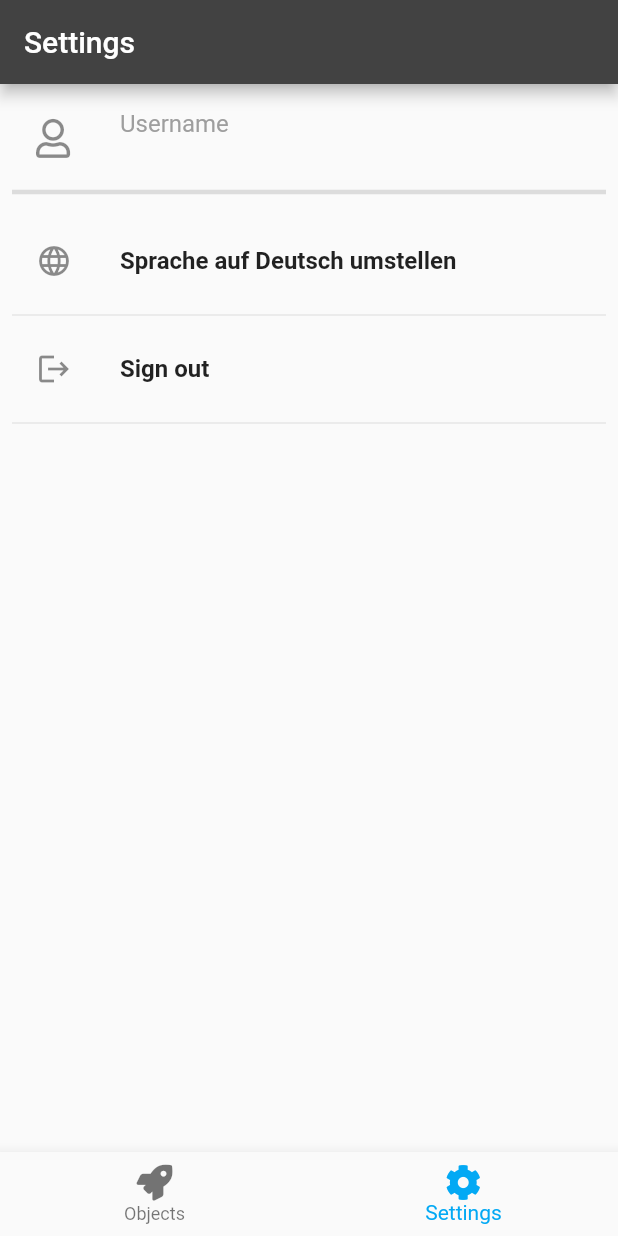
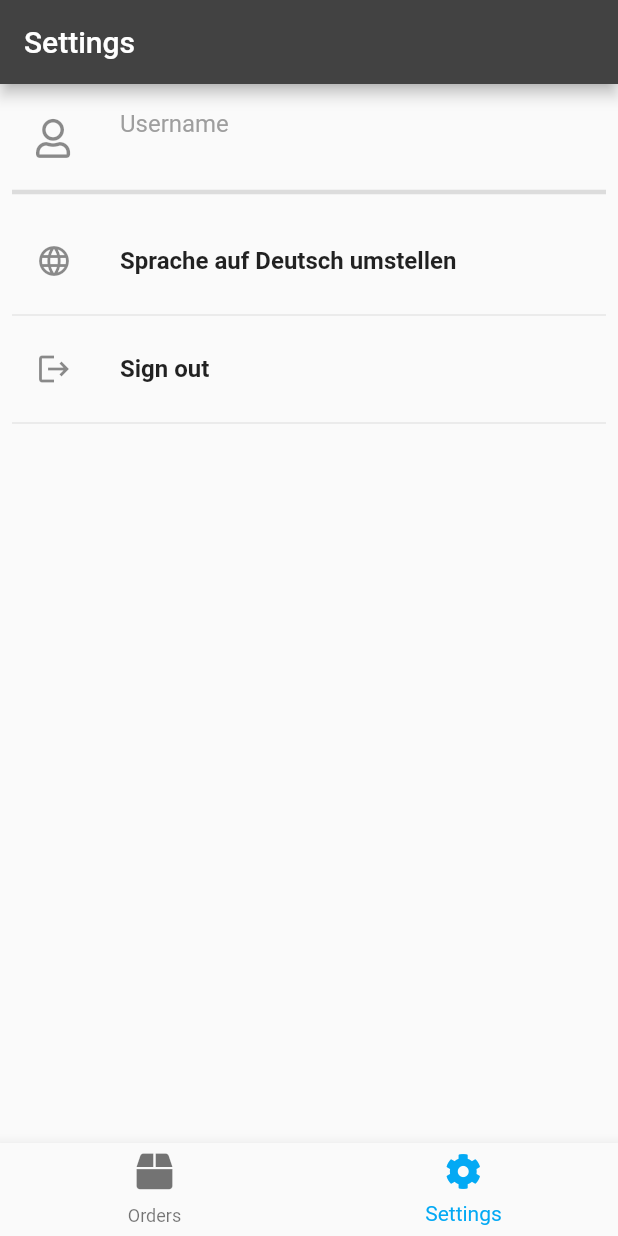
Before and after one commit to githussein/logistik_tracking, a Flutter app: the BottomNavBar screen opened by its route, item 2 of the bottom bar chosen, on a phone screen of 412 x 824 dp. Run offline on Flutter 3.47's test engine with Material 2 defaults, Android fonts, the light colour scheme and no system bars; our stand-ins replace font_awesome_flutter, shared_preferences; accounts and stored records are empty; generated files the repository leaves out were written again; network calls fail.

Commit message:
RP-1168 Shows a list of objects with label "Order"

```diff
--- a/lib/l10n/app_de.arb
+++ b/lib/l10n/app_de.arb
@@ -11,8 +11,11 @@
     "baseUrlUpdated": "wird derzeit verwendet",
     "home": "Home",
     "objects": "Objekte",
+    "orders": "Aufträge",
     "labels": "Labels",
     "settings": "Einstellungen",
     "switchLanguage": "Switch language to English",
-    "signOut": "Ausloggen"
+    "signOut": "Ausloggen",
+    "orderId": "Auftrags ID",
+    "location": "Standort"
 }
--- a/lib/main.dart
+++ b/lib/main.dart
@@ -4,7 +4,7 @@ import 'package:flutter_gen/gen_l10n/app_localizations.dart';
 import 'screens/signin_screen.dart';
 import 'screens/bottom_nav_bar.dart';
 import 'screens/home_screen.dart';
-import 'screens/objects_screen.dart';
+import 'screens/orders_screen.dart';
 import 'screens/settings_screen.dart';
 import 'providers/auth.dart';
 import 'providers/objects.dart';
@@ -40,7 +40,7 @@ class DemoMobileApp extends StatelessWidget {
               SigninScreen.routeName: (context) => const SigninScreen(),
               BottomNavBar.routeName: (context) => const BottomNavBar(),
               HomeScreen.routeName: (context) => const HomeScreen(),
-              ObjectsScreen.routeName: (context) => const ObjectsScreen(),
+              OrdersScreen.routeName: (context) => const OrdersScreen(),
               SettingsScreen.routeName: (context) => const SettingsScreen(),
             },
             home: const SigninScreen(),
--- a/lib/models/object.dart
+++ b/lib/models/object.dart
@@ -1,6 +1,15 @@
 class Object {
   final int id;
-  String name;
+  final String name;
+  final String trackingId;
+  final String location;
+  final DateTime locationEnterTimestamp;
 
-  Object({required this.id, this.name = ''});
+  Object({
+    required this.id,
+    required this.name,
+    required this.trackingId,
+    required this.location,
+    required this.locationEnterTimestamp,
+  });
 }
--- a/lib/screens/bottom_nav_bar.dart
+++ b/lib/screens/bottom_nav_bar.dart
@@ -1,7 +1,7 @@
 import 'package:flutter/material.dart';
 import 'package:flutter_gen/gen_l10n/app_localizations.dart';
 import 'package:font_awesome_flutter/font_awesome_flutter.dart';
-import 'objects_screen.dart';
+import 'orders_screen.dart';
 import 'settings_screen.dart';
 
 class BottomNavBar extends StatefulWidget {
@@ -14,13 +14,13 @@ class BottomNavBar extends StatefulWidget {
 }
 
 class _BottomNavBarState extends State<BottomNavBar> {
-  String _currentPage = 'Objects';
+  String _currentPage = 'Orders';
   int _selectedIndex = 0;
 
-  List<String> pageKeys = ['Objects', 'Settings'];
+  List<String> pageKeys = ['Orders', 'Settings'];
 
   final Map<String, GlobalKey<NavigatorState>> _navigatorKeys = {
-    'Objects': GlobalKey<NavigatorState>(),
+    'Orders': GlobalKey<NavigatorState>(),
     'Settings': GlobalKey<NavigatorState>(),
   };
 
@@ -39,11 +39,17 @@ class _BottomNavBarState extends State<BottomNavBar> {
   Widget build(BuildContext context) {
     final List<BottomNavigationBarItem> _items = [
       BottomNavigationBarItem(
-        icon: const FaIcon(FontAwesomeIcons.rocket),
-        label: AppLocalizations.of(context)!.objects,
+        icon: const Padding(
+          padding: EdgeInsets.only(bottom: 8),
+          child: FaIcon(FontAwesomeIcons.box),
+        ),
+        label: AppLocalizations.of(context)!.orders,
       ),
       BottomNavigationBarItem(
-        icon: const FaIcon(FontAwesomeIcons.cog),
+        icon: const Padding(
+          padding: EdgeInsets.only(bottom: 8),
+          child: FaIcon(FontAwesomeIcons.cog),
+        ),
         label: AppLocalizations.of(context)!.settings,
       ),
     ];
@@ -52,8 +58,8 @@ class _BottomNavBarState extends State<BottomNavBar> {
         final isFirstRouteInCurrentTab =
             !await _navigatorKeys[_selectedIndex]!.currentState!.maybePop();
         if (isFirstRouteInCurrentTab) {
-          if (_currentPage != 'Objects') {
-            _selectTab('Objects', 0);
+          if (_currentPage != 'Orders') {
+            _selectTab('Orders', 0);
             return false;
           }
         }
@@ -62,7 +68,7 @@ class _BottomNavBarState extends State<BottomNavBar> {
       child: Scaffold(
         body: Stack(
           children: [
-            _buildOffstageNavigator('Objects'),
+            _buildOffstageNavigator('Orders'),
             _buildOffstageNavigator('Settings'),
           ],
         ),
@@ -96,7 +102,7 @@ class TabNavigator extends StatelessWidget {
 
   @override
   Widget build(BuildContext context) {
-    Widget child = const ObjectsScreen();
+    Widget child = const OrdersScreen();
     if (tabItem == 'Settings') {
       child = const SettingsScreen();
     }
--- a/lib/widgets/feature_item_widget.dart
+++ b/lib/widgets/feature_item_widget.dart
@@ -1,6 +1,6 @@
 import 'package:flutter/material.dart';
 import 'package:font_awesome_flutter/font_awesome_flutter.dart';
-import '../screens/objects_screen.dart';
+import '../screens/orders_screen.dart';
 
 class FeatureItem extends StatelessWidget {
   const FeatureItem({Key? key, required this.title, required this.icon})
@@ -26,7 +26,7 @@ class FeatureItem extends StatelessWidget {
           switch (title) {
             case 'Objects':
               Navigator.of(context).push(
-                  MaterialPageRoute(builder: (_) => const ObjectsScreen()));
+                  MaterialPageRoute(builder: (_) => const OrdersScreen()));
               break;
             case 'Labels':
               break;
--- a/pubspec.yaml
+++ b/pubspec.yaml
@@ -1,4 +1,4 @@
-name: mobile_demo_app
+name: demo_mobile_app
 description: A new Flutter project.
 
 # The following line prevents the package from being accidentally published to
```
Also changed, not shown: lib/l10n/app_en.arb (+5 -2 lines), lib/providers/objects.dart (+25 -8 lines), lib/screens/objects_screen.dart (deleted, +0 -82 lines), lib/screens/orders_screen.dart (added, +107 -0 lines), pubspec.lock, 16 other files.
